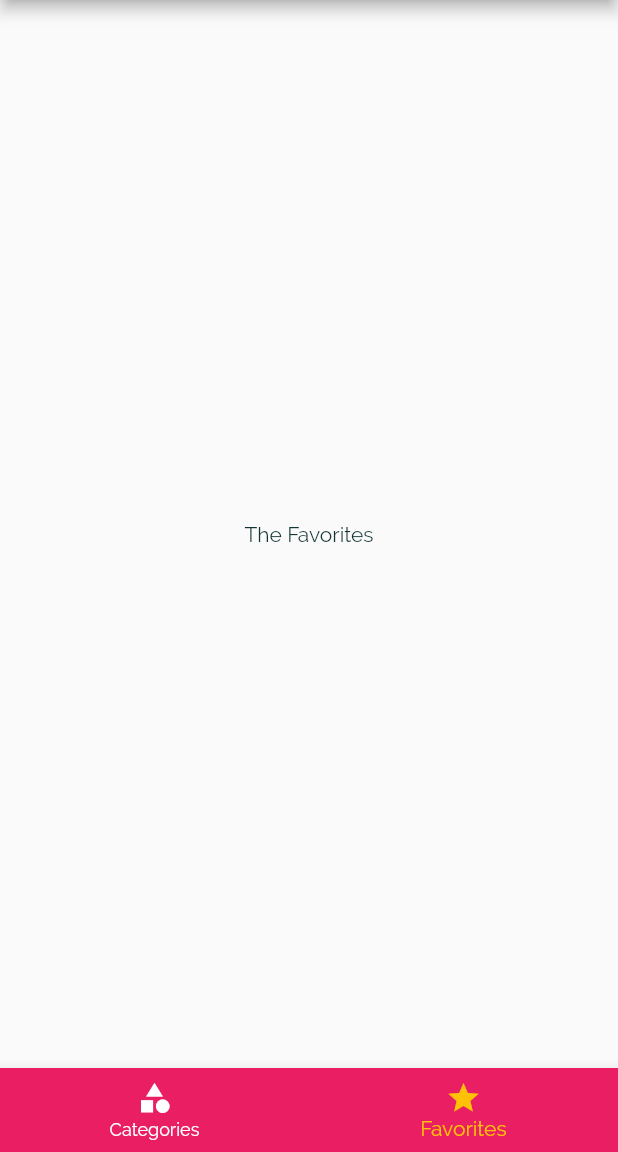
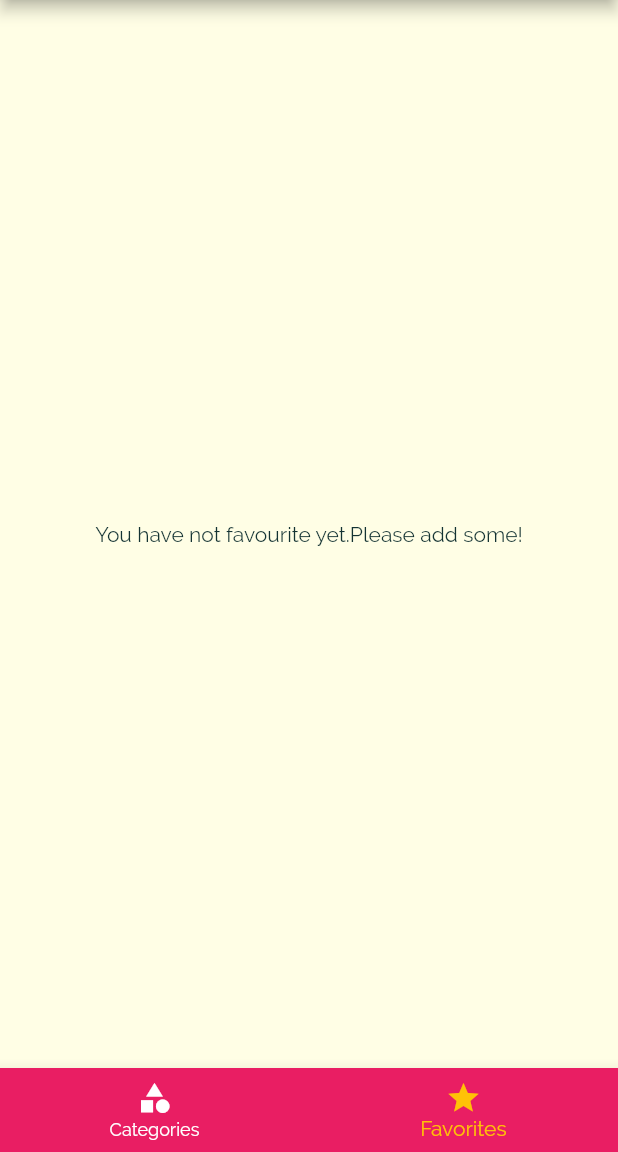
Before and after one commit to amitmahajan09/meals_app, a Flutter app: the screen it shows after launch, item 2 of the bottom bar chosen, on a phone screen of 412 x 824 dp, the part 84-1236 px from its top. Run offline on Flutter 3.47's test engine with Material 2 defaults, Android fonts, the phone set to English and light mode, and no system bars.

Commit message:
day8-Adding-a-Mark-as-Favorite-Feature completed

```diff
--- a/lib/main.dart
+++ b/lib/main.dart
@@ -7,9 +7,7 @@ import 'package:meals_app/models/screens/tabs_screen.dart';
 import 'package:meals_app/models/screens/filters_screen.dart';
 import 'package:meals_app/models/meal.dart';
 
-void main() {
-  runApp(MyApp());
-}
+void main() => runApp(MyApp());
 
 class MyApp extends StatefulWidget {
   @override
@@ -23,12 +21,13 @@ class _MyAppState extends State<MyApp> {
     'vegan': false,
     'vegetarian': false,
   };
-
   List<Meal> _availableMeals = DUMMY_MEALS;
+  List<Meal> _favoriteMeals = [];
 
   void _setFilters(Map<String, bool> filterData) {
     setState(() {
       _filters = filterData;
+
       _availableMeals = DUMMY_MEALS.where((meal) {
         if (_filters['gluten'] == true && !meal.isGlutenFree) {
           return false;
@@ -39,12 +38,32 @@ class _MyAppState extends State<MyApp> {
         if (_filters['vegan'] == true && !meal.isVegan) {
           return false;
         }
-        if (_filters['vegetarin'] == true && !meal.isVegetarian) {
+        if (_filters['vegetarian'] == true && !meal.isVegetarian) {
           return false;
         }
         return true;
       }).toList();
     });
+  }
+
+  void _toggleFavorite(String mealId) {
+    final existingIndex =
+        _favoriteMeals.indexWhere((meal) => meal.id == mealId);
+    if (existingIndex >= 0) {
+      setState(() {
+        _favoriteMeals.removeAt(existingIndex);
+      });
+    } else {
+      setState(() {
+        _favoriteMeals.add(
+          DUMMY_MEALS.firstWhere((meal) => meal.id == mealId),
+        );
+      });
+    }
+  }
+
+  bool _isMealFavorite(String id) {
+    return _favoriteMeals.any((meal) => meal.id == id);
   }
 
   @override
@@ -54,7 +73,7 @@ class _MyAppState extends State<MyApp> {
       theme: ThemeData(
         primarySwatch: Colors.pink,
         accentColor: Colors.amber,
-        //canvasColor: Color.fromARGB(255, 254, 229, 1),
+        canvasColor: Color.fromRGBO(255, 254, 229, 1),
         fontFamily: 'Raleway',
         textTheme: ThemeData.light().textTheme.copyWith(
             body1: TextStyle(
@@ -69,25 +88,24 @@ class _MyAppState extends State<MyApp> {
               fontWeight: FontWeight.bold,
             )),
       ),
-      //home: CategoriesScreen(),
-      initialRoute: '/',
+      // home: CategoriesScreen(),
+      initialRoute: '/', // default is '/'
       routes: {
-        '/': (ctx) => TabsScreen(),
+        '/': (ctx) => TabsScreen(_favoriteMeals),
         CategoryMealsScreen.routeName: (ctx) =>
             CategoryMealsScreen(_availableMeals),
-        MealDetailScreen.routeName: (ctx) => MealDetailScreen(),
+        MealDetailScreen.routeName: (ctx) =>
+            MealDetailScreen(_toggleFavorite, _isMealFavorite),
         FiltersScreen.routeName: (ctx) => FiltersScreen(_filters, _setFilters),
       },
       onGenerateRoute: (settings) {
         print(settings.arguments);
-        //   if (settings.name  == '/meal-detail') {
-        //     return ...;
-        //   } elseif (settings.name == '/something-else') {
-        //     return ...;
-        //   }
-        //   return MaterialPageRoute(
-        //     builder: (ctx) => CategoriesScreen(),
-        //   );
+        // if (settings.name == '/meal-detail') {
+        //   return ...;
+        // } else if (settings.name == '/something-else') {
+        //   return ...;
+        // }
+        // return MaterialPageRoute(builder: (ctx) => CategoriesScreen(),);
       },
       onUnknownRoute: (settings) {
         return MaterialPageRoute(
--- a/lib/models/screens/category_meals_screen.dart
+++ b/lib/models/screens/category_meals_screen.dart
@@ -61,7 +61,7 @@ class _CategoryMealsScreenState extends State<CategoryMealsScreen> {
             duration: displayedMeals[index].duration,
             affordability: displayedMeals[index].affordability,
             complexity: displayedMeals[index].complexity,
-            removeItem: _removeMeal,
+            // removeItem: _removeMeal,
           );
         },
         itemCount: displayedMeals.length,
--- a/lib/models/screens/favorites_screen.dart
+++ b/lib/models/screens/favorites_screen.dart
@@ -1,10 +1,29 @@
 import 'package:flutter/material.dart';
+import 'package:meals_app/models/meal.dart';
+import 'package:meals_app/models/widgets/meal_item.dart';
 
 class FavoritesScreen extends StatelessWidget {
+  final List<Meal> favoriteMeals;
+  FavoritesScreen(this.favoriteMeals);
   @override
   Widget build(BuildContext context) {
-    return Center(
-      child: Text('The Favorites'),
-    );
+    if (favoriteMeals.isEmpty) {
+      return Center(
+        child: Text('You have not favourite yet.Please add some!'),
+      );
+    } else
+      return ListView.builder(
+        itemBuilder: (ctx, index) {
+          return MealItem(
+            id: favoriteMeals[index].id,
+            title: favoriteMeals[index].title,
+            imageUrl: favoriteMeals[index].imageUrl,
+            duration: favoriteMeals[index].duration,
+            affordability: favoriteMeals[index].affordability,
+            complexity: favoriteMeals[index].complexity,
+          );
+        },
+        itemCount: favoriteMeals.length,
+      );
   }
 }
--- a/lib/models/screens/tabs_screen.dart
+++ b/lib/models/screens/tabs_screen.dart
@@ -1,19 +1,31 @@
 import 'package:flutter/material.dart';
+import 'package:meals_app/models/meal.dart';
 import 'package:meals_app/models/screens/categories_screen.dart';
 import 'package:meals_app/models/screens/favorites_screen.dart';
 import 'package:meals_app/models/widgets/main_drawer.dart';
+import 'package:meals_app/models/meal.dart';
 
 class TabsScreen extends StatefulWidget {
+  final List<Meal> favoriteMeals;
+  TabsScreen(this.favoriteMeals);
+
   @override
   _TabsScreenState createState() => _TabsScreenState();
 }
 
 class _TabsScreenState extends State<TabsScreen> {
-  final List<Widget> _pages = [
-    CategoriesScreen(),
-    FavoritesScreen(),
-  ];
+  late List<Widget> _pages;
   int _selectedPageIndex = 0;
+
+  @override
+  void initState() {
+    _pages = [
+      CategoriesScreen(),
+      FavoritesScreen(widget.favoriteMeals),
+    ];
+    super.initState();
+  }
+
   void _selectPage(int index) {
     setState(() {
       _selectedPageIndex = index;
@@ -37,6 +49,7 @@ class _TabsScreenState extends State<TabsScreen> {
         onTap: _selectPage,
         backgroundColor: Theme.of(context).primaryColor,
         unselectedItemColor: Colors.white,
+
         selectedItemColor: Theme.of(context).accentColor,
         currentIndex: _selectedPageIndex,
         // type: BottomNavigationBarType.fixed,
--- a/lib/models/widgets/meal_item.dart
+++ b/lib/models/widgets/meal_item.dart
@@ -9,7 +9,7 @@ class MealItem extends StatelessWidget {
   final int duration;
   final Complexity complexity;
   final Affordability affordability;
-  final Function removeItem;
+  //final Function removeItem;
 
   MealItem({
     required this.id,
@@ -18,7 +18,7 @@ class MealItem extends StatelessWidget {
     required this.affordability,
     required this.complexity,
     required this.duration,
-    required this.removeItem,
+    //required this.removeItem,
   });
 
   String get complexityText {
@@ -62,7 +62,7 @@ class MealItem extends StatelessWidget {
         .then((result) {
       //print(result);
       if (result != null) {
-        removeItem(result);
+        //  removeItem(result);
       }
     });
   }
```
Also changed, not shown: lib/models/screens/meal-detail-screen.dart (+6 -4 lines).
